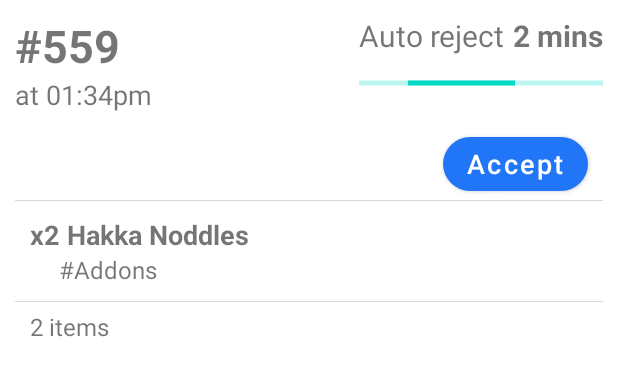
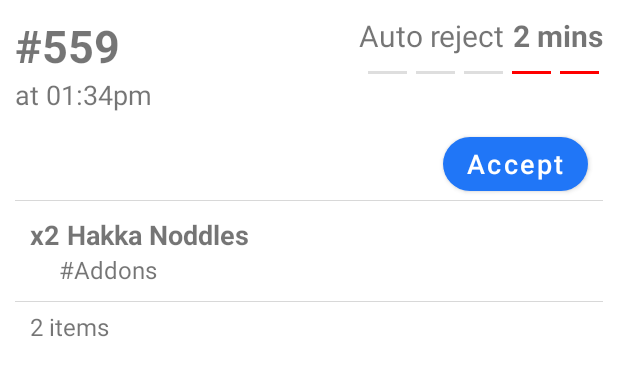
Before and after one commit to adwardstark/dindinn-assignment, an Android app: the layout layout_order_item.xml on its own in the app's theme, with its tools: preview values and no code run, on a phone screen of 412 x 824 dp. Shown: the top 376 px of the screen. Run offline under Robolectric (Android 15) with nearby library versions, the phone set to English and light mode, and no system bars; network calls fail.

Commit message:
Added custom progress step bar for orders

```diff
--- a/app/src/main/assets/ingredients.json
+++ b/app/src/main/assets/ingredients.json
@@ -13,13 +13,19 @@
           "id": 1,
           "title": "Fried Rice",
           "quantity": 4,
-          "image": "https://b.zmtcdn.com/data/pictures/chains/1/171/0094c2b5485c4c2f52c931306442269b_o2_featured_v2.jpg?output-format=webp"
+          "image": "https://b.zmtcdn.com/data/pictures/chains/2/308212/2d536d0603e5b8d046e4c6ec8217c161_o2_featured_v2.jpg?output-format=webp"
         },
         {
           "id": 2,
           "title": "Chicken Katsu",
           "quantity": 15,
           "image": "https://b.zmtcdn.com/data/pictures/chains/2/308212/2d536d0603e5b8d046e4c6ec8217c161_o2_featured_v2.jpg?output-format=webp"
+        },
+        {
+          "id": 3,
+          "title": "Burger & Drinks",
+          "quantity": 10,
+          "image": "https://b.zmtcdn.com/data/pictures/chains/1/171/0094c2b5485c4c2f52c931306442269b_o2_featured_v2.jpg?output-format=webp"
         }
       ]
     },
--- /dev/null
+++ b/app/src/main/java/com/adwardstark/dd_mini_assignment/ui/customview/ProgressStepBar.kt
@@ -0,0 +1,161 @@
+package com.adwardstark.dd_mini_assignment.ui.customview
+
+import android.content.Context
+import android.graphics.Color
+import android.util.AttributeSet
+import android.view.View
+import android.widget.LinearLayout
+import androidx.annotation.CallSuper
+import androidx.core.view.doOnPreDraw
+import com.adwardstark.dd_mini_assignment.R
+
+/**
+ * Created by Aditya Awasthi on 10/09/21.
+ * @author github.com/adwardstark
+ */
+class ProgressStepBar @JvmOverloads constructor(
+    context: Context,
+    attrs: AttributeSet? = null,
+    defStyleAttr: Int = 0
+) : LinearLayout(context, attrs, defStyleAttr) {
+
+    private val defaultHeight =
+        resources.getDimensionPixelSize(R.dimen.step_progressbar_default_height)
+
+    private var needInitial = true
+
+    private var max: Int = DEFAULT_MAX
+        set(value) {
+            field = value
+            makeStepView()
+        }
+
+    private var step: Int = DEFAULT_STEP
+        set(value) {
+            field = value
+            makeStepView()
+        }
+
+    private var stepDoneColor = Color.BLUE
+        set(value) {
+            field = value
+            makeStepView()
+        }
+
+    private var stepUndoneColor = Color.LTGRAY
+        set(value) {
+            field = value
+            makeStepView()
+        }
+
+    private var stepMargin = resources.getDimensionPixelSize(R.dimen.step_progressbar_default_margin)
+        set(value) {
+            field = value
+            makeStepView()
+        }
+
+    private var preserveStepMargin = false
+        set(value) {
+            field = value
+            makeStepView()
+        }
+
+
+    init {
+        orientation = HORIZONTAL
+        attrs?.let {
+            val typedArray =
+                context.obtainStyledAttributes(
+                    attrs,
+                    R.styleable.ProgressStepBar, defStyleAttr, 0
+                )
+
+            max = typedArray.getInt(R.styleable.ProgressStepBar_max, max)
+            step = typedArray.getInt(R.styleable.ProgressStepBar_step, step)
+            stepDoneColor =
+                typedArray.getColor(R.styleable.ProgressStepBar_stepDoneColor, stepDoneColor)
+            stepUndoneColor =
+                typedArray.getColor(R.styleable.ProgressStepBar_stepUndoneColor, stepUndoneColor)
+            stepMargin =
+                typedArray.getDimensionPixelSize(R.styleable.ProgressStepBar_stepMargin, stepMargin)
+            preserveStepMargin =
+                typedArray.getBoolean(R.styleable.ProgressStepBar_stepKeepMargin, false)
+
+            typedArray.recycle()
+        }
+    }
+
+    @CallSuper
+    override fun onMeasure(widthMeasureSpec: Int, heightMeasureSpec: Int) {
+        val width = getDefaultSize(suggestedMinimumWidth, widthMeasureSpec)
+        val height = getDefaultHeight(defaultHeight, heightMeasureSpec)
+        super.onMeasure(width, height)
+        if (needInitial) {
+            needInitial = false
+            doOnPreDraw { makeStepView(width, height) }
+        }
+    }
+
+    private fun getDefaultHeight(size: Int, measureSpec: Int): Int {
+        val specMode = MeasureSpec.getMode(measureSpec)
+        val specSize = MeasureSpec.getSize(measureSpec)
+        return when (specMode) {
+            MeasureSpec.EXACTLY -> specSize
+            MeasureSpec.UNSPECIFIED, MeasureSpec.AT_MOST -> size
+            else -> size
+        }
+    }
+
+    private fun makeStepView(width: Int = getWidth(), height: Int = getHeight()) {
+        if (needInitial) {
+            return
+        }
+
+        removeAllViewsInLayout()
+
+        val widthWithoutMargin = width - stepMargin
+        val totalViewWidth = widthWithoutMargin - stepMargin * (max - 1)
+        val undoneViewWidth = totalViewWidth / max
+        val undoneStepCount = max - step
+
+        if (preserveStepMargin) {
+            val doneViewWidth = totalViewWidth / max
+            repeat(step) { addDoneViewMargin(doneViewWidth, height) }
+
+        } else {
+            val doneViewWidth = width - undoneStepCount * (undoneViewWidth + stepMargin)
+            addDoneView(doneViewWidth, height)
+        }
+
+        repeat(undoneStepCount) { addUndoneView(undoneViewWidth, height) }
+    }
+
+    private fun addDoneView(doneViewWidth: Int, height: Int) {
+        addView(View(context).apply {
+            layoutParams = LayoutParams(doneViewWidth, height)
+            setBackgroundColor(stepDoneColor)
+        })
+    }
+
+    private fun addUndoneView(stepItemWidth: Int, height: Int) {
+        addView(View(context).apply {
+            layoutParams = LayoutParams(stepItemWidth, height)
+                .apply { leftMargin = stepMargin }
+            setBackgroundColor(stepUndoneColor)
+        })
+    }
+
+    private fun addDoneViewMargin(doneViewWidth: Int, height: Int) {
+        addView(View(context).apply {
+            layoutParams = LayoutParams(doneViewWidth, height)
+                .apply { leftMargin = stepMargin }
+            setBackgroundColor(stepDoneColor)
+        })
+    }
+
+    companion object {
+        private const val DEFAULT_MAX = 10
+        private const val DEFAULT_STEP = 0
+    }
+
+}
--- a/app/src/main/res/layout/layout_order_item.xml
+++ b/app/src/main/res/layout/layout_order_item.xml
@@ -45,13 +45,18 @@
         android:text="@string/auto_reject_txt"
         android:textSize="20sp" />
 
-    <ProgressBar
+    <com.adwardstark.dd_mini_assignment.ui.customview.ProgressStepBar
         android:layout_width="match_parent"
-        android:layout_height="wrap_content"
+        android:layout_height="5dp"
         android:layout_below="@id/timeLeftTxt"
         android:id="@+id/progressBar"
         android:layout_marginTop="10dp"
-        android:indeterminate="true"
+        app:stepKeepMargin="true"
+        app:stepMargin="6dp"
+        app:max="5"
+        app:step="3"
+        app:stepDoneColor="#dedede"
+        app:stepUndoneColor="#ff0000"
         android:layout_alignParentEnd="true"
         android:layout_alignStart="@id/autoRejectTxt"
         style="@style/Widget.AppCompat.ProgressBar.Horizontal"
--- /dev/null
+++ b/app/src/main/res/values/attrs.xml
@@ -0,0 +1,11 @@
+<?xml version="1.0" encoding="utf-8"?>
+<resources>
+    <declare-styleable name="ProgressStepBar">
+        <attr name="step" format="integer" />
+        <attr name="max" format="integer" />
+        <attr name="stepDoneColor" format="color|reference" />
+        <attr name="stepUndoneColor" format="color|reference" />
+        <attr name="stepMargin" format="dimension" />
+        <attr name="stepKeepMargin" format="boolean" />
+    </declare-styleable>
+</resources>
--- /dev/null
+++ b/app/src/main/res/values/dimens.xml
@@ -0,0 +1,5 @@
+<?xml version="1.0" encoding="utf-8"?>
+<resources>
+    <dimen name="step_progressbar_default_margin">2dp</dimen>
+    <dimen name="step_progressbar_default_height">2dp</dimen>
+</resources>
```
